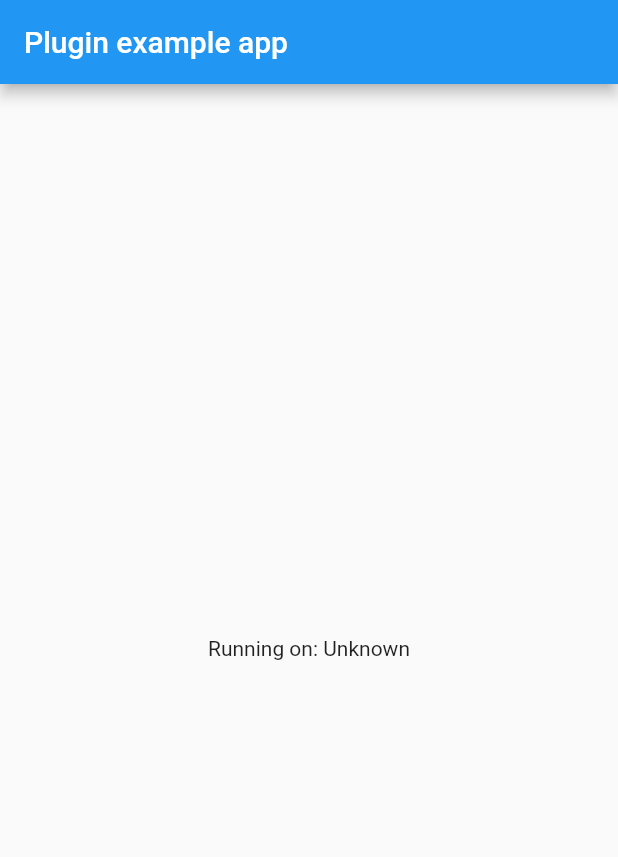
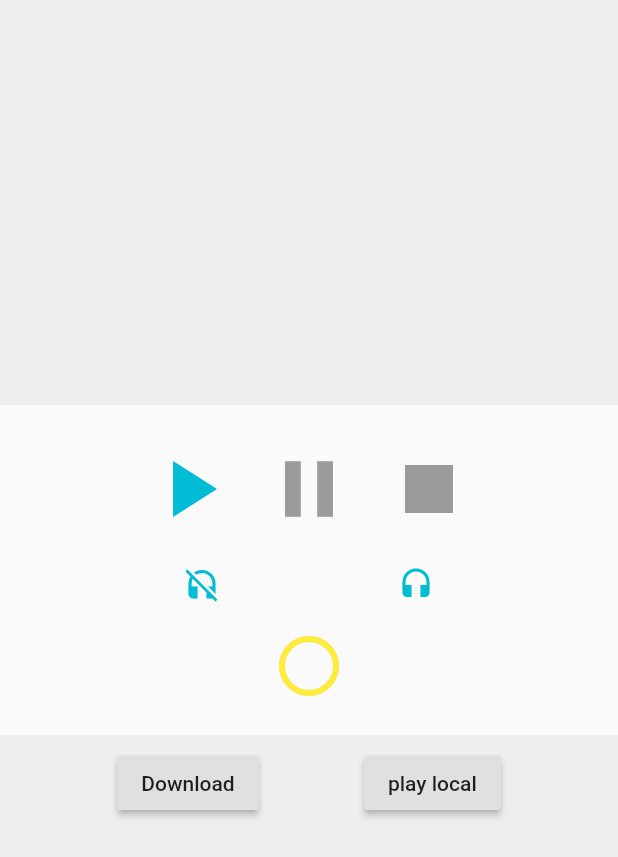
Before and after one commit to zxhwyp/finder_music, a Flutter app: the screen it shows after launch, on a phone screen of 412 x 824 dp. Shown: the top 857 px of the screen. Run offline on Flutter 3.47's test engine with Material 2 defaults, Android fonts, the phone set to English and light mode, and no system bars.

Commit message:
fit: 代码

```diff
--- a/example/lib/main.dart
+++ b/example/lib/main.dart
@@ -1,58 +1,237 @@
+import 'dart:async';
+import 'package:findermusic/findermusic.dart';
 import 'package:flutter/material.dart';
-import 'dart:async';
 
-import 'package:flutter/services.dart';
-import 'package:findermusic/findermusic.dart';
+typedef void OnError(Exception exception);
+const kUrl = "Any Url Here !";
 
 void main() {
-  runApp(MyApp());
+  runApp(new MaterialApp(home: new Scaffold(body: new AudioApp())));
 }
 
-class MyApp extends StatefulWidget {
+enum PlayerState { stopped, playing, paused }
+
+class AudioApp extends StatefulWidget {
   @override
-  _MyAppState createState() => _MyAppState();
+  _AudioAppState createState() => new _AudioAppState();
 }
 
-class _MyAppState extends State<MyApp> {
-  String _platformVersion = 'Unknown';
+class _AudioAppState extends State<AudioApp> {
+  Duration duration;
+  Duration position;
+
+  Findermusic audioPlayer;
+
+  String localFilePath;
+
+  PlayerState playerState = PlayerState.stopped;
+
+  get isPlaying => playerState == PlayerState.playing;
+  get isPaused => playerState == PlayerState.paused;
+
+  get durationText =>
+      duration != null ? duration.toString().split('.').first : '';
+  get positionText =>
+      position != null ? position.toString().split('.').first : '';
+
+  bool isMuted = false;
 
   @override
   void initState() {
     super.initState();
-    initPlatformState();
+    initAudioPlayer();
   }
 
-  // Platform messages are asynchronous, so we initialize in an async method.
-  Future<void> initPlatformState() async {
-    String platformVersion;
-    // Platform messages may fail, so we use a try/catch PlatformException.
+  Future initAudioPlayer() async {
+    audioPlayer = new Findermusic();
+    var songs;
     try {
-      platformVersion = await Findermusic.platformVersion;
-    } on PlatformException {
-      platformVersion = 'Failed to get platform version.';
+      songs = await Findermusic.allSongs();
+    } catch (e) {
+      print(e.toString());
     }
 
-    // If the widget was removed from the tree while the asynchronous platform
-    // message was in flight, we want to discard the reply rather than calling
-    // setState to update our non-existent appearance.
-    if (!mounted) return;
+    print(songs);
+    audioPlayer.setDurationHandler((d) => setState(() {
+          duration = d;
+        }));
+
+    audioPlayer.setPositionHandler((p) => setState(() {
+          position = p;
+        }));
+
+    audioPlayer.setCompletionHandler(() {
+      onComplete();
+      setState(() {
+        position = duration;
+      });
+    });
+
+    audioPlayer.setErrorHandler((msg) {
+      setState(() {
+        playerState = PlayerState.stopped;
+        duration = new Duration(seconds: 0);
+        position = new Duration(seconds: 0);
+      });
+    });
 
     setState(() {
-      _platformVersion = platformVersion;
+      print(songs.toString());
     });
   }
 
+  Future play() async {
+    final result = await audioPlayer.play(kUrl);
+    if (result == 1)
+      setState(() {
+        print('_AudioAppState.play... PlayerState.playing');
+        playerState = PlayerState.playing;
+      });
+  }
+
+  Future _playLocal() async {
+    final result = await audioPlayer.play(localFilePath, isLocal: true);
+    if (result == 1) setState(() => playerState = PlayerState.playing);
+  }
+
+  Future pause() async {
+    final result = await audioPlayer.pause();
+    if (result == 1) setState(() => playerState = PlayerState.paused);
+  }
+
+  Future stop() async {
+    final result = await audioPlayer.stop();
+    if (result == 1)
+      setState(() {
+        playerState = PlayerState.stopped;
+        position = new Duration();
+      });
+  }
+
+  Future mute(bool muted) async {
+    final result = await audioPlayer.mute(muted);
+    if (result == 1)
+      setState(() {
+        isMuted = muted;
+      });
+  }
+
+  void onComplete() {
+    setState(() => playerState = PlayerState.stopped);
+  }
+
+  @override
+  void dispose() {
+    super.dispose();
+    audioPlayer.stop();
+  }
+
+//  Future<Uint8List> _loadFileBytes(String url, {OnError onError}) async {
+//    Uint8List bytes;
+//    try {
+//      bytes = await readBytes(url);
+//    } on ClientException {
+//      rethrow;
+//    }
+//    return bytes;
+//  }
+
   @override
   Widget build(BuildContext context) {
-    return MaterialApp(
-      home: Scaffold(
-        appBar: AppBar(
-          title: const Text('Plugin example app'),
+    return new Center(
+        child: new Material(
+            elevation: 2.0,
+            color: Colors.grey[200],
+            child: new Center(
+              child: new Column(
+                  mainAxisAlignment: MainAxisAlignment.spaceEvenly,
+                  mainAxisSize: MainAxisSize.min,
+                  children: [
+                    new Material(child: _buildPlayer()),
+                    localFilePath != null
+                        ? new Text(localFilePath)
+                        : new Container(),
+                    new Padding(
+                      padding: const EdgeInsets.all(8.0),
+                      child: new Row(
+                          mainAxisAlignment: MainAxisAlignment.spaceEvenly,
+                          children: [
+                            new RaisedButton(
+                              onPressed: () => {},
+                              child: new Text('Download'),
+                            ),
+                            new RaisedButton(
+                              onPressed: () => _playLocal(),
+                              child: new Text('play local'),
+                            ),
+                          ]),
+                    )
+                  ]),
+            )));
+  }
+
+  Widget _buildPlayer() => new Container(
+      padding: new EdgeInsets.all(16.0),
+      child: new Column(mainAxisSize: MainAxisSize.min, children: [
+        new Row(mainAxisSize: MainAxisSize.min, children: [
+          new IconButton(
+              onPressed: isPlaying ? null : () => play(),
+              iconSize: 64.0,
+              icon: new Icon(Icons.play_arrow),
+              color: Colors.cyan),
+          new IconButton(
+              onPressed: isPlaying ? () => pause() : null,
+              iconSize: 64.0,
+              icon: new Icon(Icons.pause),
+              color: Colors.cyan),
+          new IconButton(
+              onPressed: isPlaying || isPaused ? () => stop() : null,
+              iconSize: 64.0,
+              icon: new Icon(Icons.stop),
+              color: Colors.cyan),
+        ]),
+        duration == null
+            ? new Container()
+            : new Slider(
+                value: position?.inMilliseconds?.toDouble() ?? 0,
+                onChanged: (double value) =>
+                    audioPlayer.seek((value / 1000).roundToDouble()),
+                min: 0.0,
+                max: duration.inMilliseconds.toDouble()),
+        new Row(
+          mainAxisAlignment: MainAxisAlignment.spaceEvenly,
+          children: <Widget>[
+            new IconButton(
+                onPressed: () => mute(true),
+                icon: new Icon(Icons.headset_off),
+                color: Colors.cyan),
+            new IconButton(
+                onPressed: () => mute(false),
+                icon: new Icon(Icons.headset),
+                color: Colors.cyan),
+          ],
         ),
-        body: Center(
-          child: Text('Running on: $_platformVersion\n'),
-        ),
-      ),
-    );
-  }
+        new Row(mainAxisSize: MainAxisSize.min, children: [
+          new Padding(
+              padding: new EdgeInsets.all(12.0),
+              child: new Stack(children: [
+                new CircularProgressIndicator(
+                    value: 1.0,
+                    valueColor: new AlwaysStoppedAnimation(Colors.grey[300])),
+                new CircularProgressIndicator(
+                  value: position != null && position.inMilliseconds > 0
+                      ? (position?.inMilliseconds?.toDouble() ?? 0.0) /
+                          (duration?.inMilliseconds?.toDouble() ?? 0.0)
+                      : 0.0,
+                  valueColor: new AlwaysStoppedAnimation(Colors.cyan),
+                  backgroundColor: Colors.yellow,
+                ),
+              ])),
+          new Text(
+              position != null
+                  ? "${positionText ?? ''} / ${durationText ?? ''}"
+                  : duration != null ? durationText : '',
+              style: new TextStyle(fontSize: 24.0))
+        ])
+      ]));
 }
```
Also changed, not shown: 4 other files.
